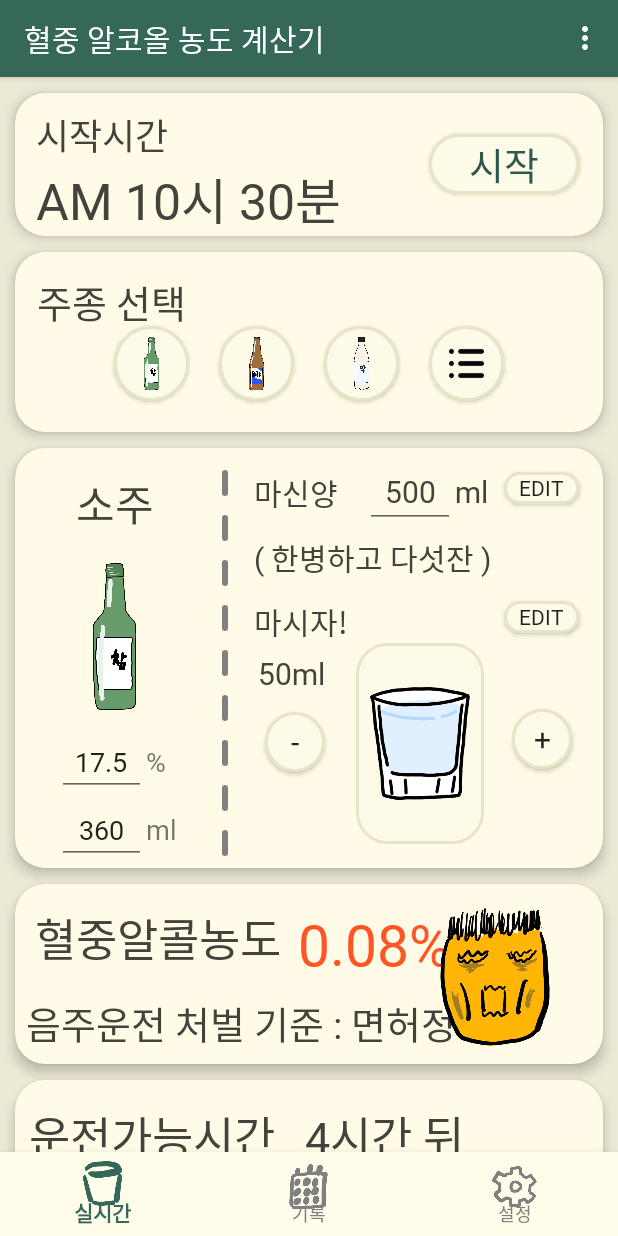
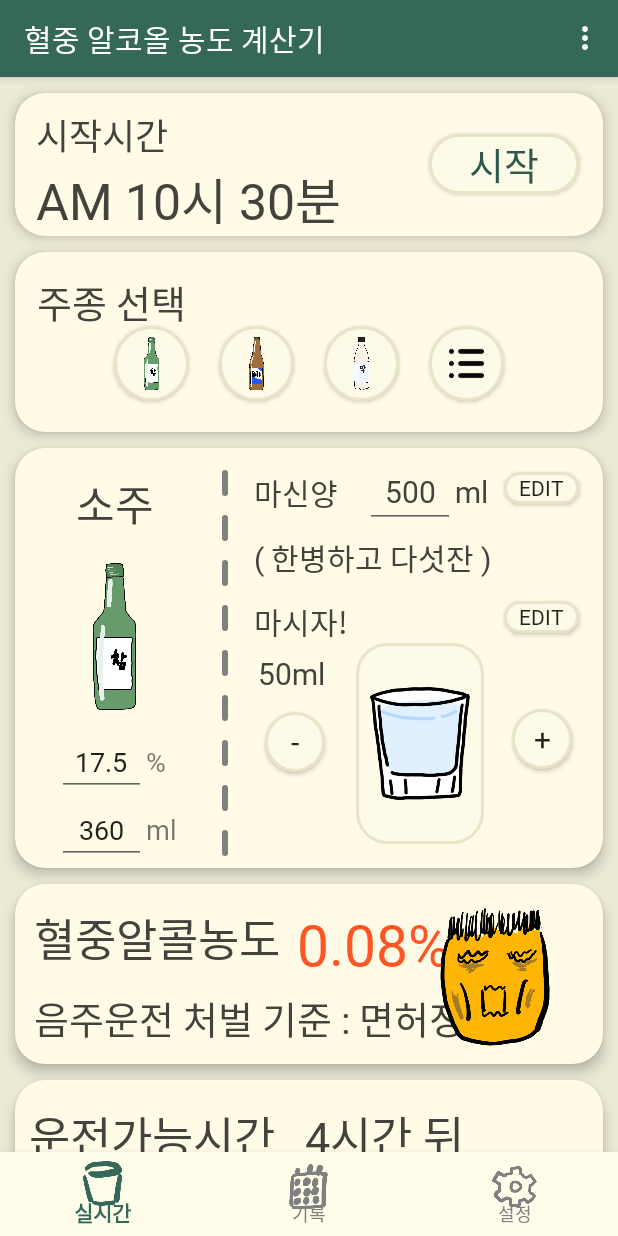
Before and after one commit to imdongye/AlcoholLimiter, an Android app: the screen it shows after launch (MainActivity), after a tap on "끝내기", on a phone screen of 412 x 824 dp. Run offline under Robolectric (Android 15) with nearby library versions, the phone set to English and light mode, and no system bars; 1 other tap on this screen came first.

Commit message:
modify detail

```diff
--- a/app/src/main/java/com/example/alcohollimiter/RealtimeFragment.java
+++ b/app/src/main/java/com/example/alcohollimiter/RealtimeFragment.java
@@ -58,8 +58,6 @@ public class RealtimeFragment extends Fragment implements View.OnClickListener{
         boolean isStart = false;
         long tickerCount = 0;
         SimpleDateFormat startTimeFormat=new SimpleDateFormat("a h시 m분");
-        SimpleDateFormat elapsedTimeFormat=new SimpleDateFormat("H시간 m분 째");
-        SimpleDateFormat elapsedTimeFormatS=new SimpleDateFormat("m분 째");
         @Override
         protected void onPreExecute() { // 1. UI thread
             super.onPreExecute();
@@ -83,12 +81,10 @@ public class RealtimeFragment extends Fragment implements View.OnClickListener{
                 startTimeText.setText(startTimeFormat.format(new Date(now)));
             }
             else { // start
-                Date etime = new Date(getElapsedTime());
-                String s = elapsedTimeFormat.format(etime);
-                if(s.charAt(0) != '0' )
-                    elapsedTimeText.setText(s);
-                else
-                    elapsedTimeText.setText(elapsedTimeFormatS.format(etime));
+                long eTime = getElapsedTime();
+                long mm = (eTime/(60000))%60;
+                long hh = eTime/(60*60*1000);
+                elapsedTimeText.setText((hh != 0 ) ? String.format("%d시간 %d분 째", hh, mm) :String.format("%d분 째", mm));
                 int cn = (int)((tickerCount/2)%tickerColorN);
                 tickerText.setTextColor(ContextCompat.getColor(myContext, tickerColors[cn]));
                 tickerText.setVisibility((tickerCount%2 == 0) ? View.VISIBLE : View.INVISIBLE);
@@ -111,7 +107,10 @@ public class RealtimeFragment extends Fragment implements View.OnClickListener{
         }
         void refreshUI() {
             startTimeText.setText(startTimeFormat.format(new Date(startTime)));
-            elapsedTimeText.setText(elapsedTimeFormatS.format(new Date(getElapsedTime())));
+            long eTime = getElapsedTime();
+            long mm = (eTime/(60000))%60;
+            long hh = eTime/(60*60*1000);
+            elapsedTimeText.setText((hh != 0 ) ? String.format("%d시간 %d분 째", hh, mm) :String.format("%d분 째", mm));
             elapsedView.setVisibility((isStart) ? View.VISIBLE : View.GONE);
         }
         public long getStartTime() {
@@ -186,7 +185,6 @@ public class RealtimeFragment extends Fragment implements View.OnClickListener{
             @Override
             public void onTimeSet(TimePicker view, int hourOfDay, int minute) {
                 Calendar cal = Calendar.getInstance();
-                Log.i("lim", ""+hourOfDay);
                 cal.set(Calendar.HOUR_OF_DAY, hourOfDay);
                 cal.set(Calendar.MINUTE, minute);
                 counterTask.setStartTime(cal.getTimeInMillis());
@@ -202,11 +200,10 @@ public class RealtimeFragment extends Fragment implements View.OnClickListener{
             case R.id.realtime_starttime_edit_btn:{
                 long now = System.currentTimeMillis();
                 Date date = new Date(now);
-                SimpleDateFormat sd = new SimpleDateFormat("H m");
+                SimpleDateFormat sd = new SimpleDateFormat("HH mm");
                 String getTime = sd.format(date);
                 int hh = Integer.parseInt(getTime.split(" ")[0]);
                 int mm = Integer.parseInt(getTime.split(" ")[1]);
-                Log.i("lim", "gettime" + getTime);
                 TimePickerDialog dialog = new TimePickerDialog(myContext, AlertDialog.THEME_HOLO_LIGHT, startTimesetListener, hh, mm, false );
                 dialog.setTitle("시작시간");
                 dialog.show();
@@ -239,7 +236,6 @@ public class RealtimeFragment extends Fragment implements View.OnClickListener{
 
             }break;
             case R.id.main_drink_btn:{
-                Log.i("asdf","asdf");
                 setTotal(totalMl + typeDatas.get(curType).janMl);
                 calculateBlood();
             }break;
@@ -254,7 +250,6 @@ public class RealtimeFragment extends Fragment implements View.OnClickListener{
     }
     void setMainType(int type) {
         curType = type;
-        Log.i("lim", Integer.toString(type));
         TextView typeText = (TextView)rootView.findViewById(R.id.main_type_text);
         EditText alcoholEdit = (EditText)rootView.findViewById(R.id.main_alcohol_edit);
         ImageButton bottleImg = (ImageButton)rootView.findViewById(R.id.main_bottle_btn);
--- a/app/src/main/res/layout/fragment_realtime.xml
+++ b/app/src/main/res/layout/fragment_realtime.xml
@@ -13,24 +13,29 @@
     <androidx.core.widget.NestedScrollView
         android:layout_width="match_parent"
         android:layout_height="match_parent"
-        android:layout_marginTop="5dp"
-        android:scrollbars="vertical">
+        android:scrollbars="vertical"
+        app:layout_constraintBottom_toBottomOf="parent"
+        app:layout_constraintEnd_toEndOf="parent"
+        app:layout_constraintStart_toStartOf="parent"
+        app:layout_constraintTop_toTopOf="parent">
+
         <LinearLayout
             android:layout_width="match_parent"
             android:layout_height="match_parent"
+            android:paddingTop="5dp"
             android:orientation="vertical">
             <!--time-->
-            <include layout="@layout/realtime_time_elapsed"/>
+            <include layout="@layout/realtime_time_elapsed" />
             <!--time-->
-            <include layout="@layout/realtime_time_start"/>
+            <include layout="@layout/realtime_time_start" />
             <!--select-->
-            <include layout="@layout/realtime_select"/>
+            <include layout="@layout/realtime_select" />
             <!--main-->
-            <include layout="@layout/realtime_main"/>
+            <include layout="@layout/realtime_main" />
             <!--blood-->
-            <include layout="@layout/realtime_blood"/>
+            <include layout="@layout/realtime_blood" />
             <!--subdata-->
-            <include layout="@layout/realtime_subdata"/>
+            <include layout="@layout/realtime_subdata" />
         </LinearLayout>
 
 
--- a/app/src/main/res/layout/realtime_blood.xml
+++ b/app/src/main/res/layout/realtime_blood.xml
@@ -25,7 +25,7 @@
                 android:textSize="30dp"
                 app:layout_constraintBottom_toBottomOf="parent"
                 app:layout_constraintEnd_toEndOf="parent"
-                app:layout_constraintHorizontal_bias="0.059"
+                app:layout_constraintHorizontal_bias="0.055"
                 app:layout_constraintStart_toStartOf="parent"
                 app:layout_constraintTop_toTopOf="parent"
                 app:layout_constraintVertical_bias="0.183" />
@@ -55,10 +55,10 @@
                 android:textSize="25dp"
                 app:layout_constraintBottom_toBottomOf="parent"
                 app:layout_constraintEnd_toEndOf="parent"
-                app:layout_constraintHorizontal_bias="0.088"
-                app:layout_constraintStart_toStartOf="parent"
+                app:layout_constraintHorizontal_bias="0.0"
+                app:layout_constraintStart_toStartOf="@+id/textView4"
                 app:layout_constraintTop_toBottomOf="@+id/textView4"
-                app:layout_constraintVertical_bias="0.636" />
+                app:layout_constraintVertical_bias="0.5" />
 
             <ImageView
                 android:id="@+id/blood_face"
```
